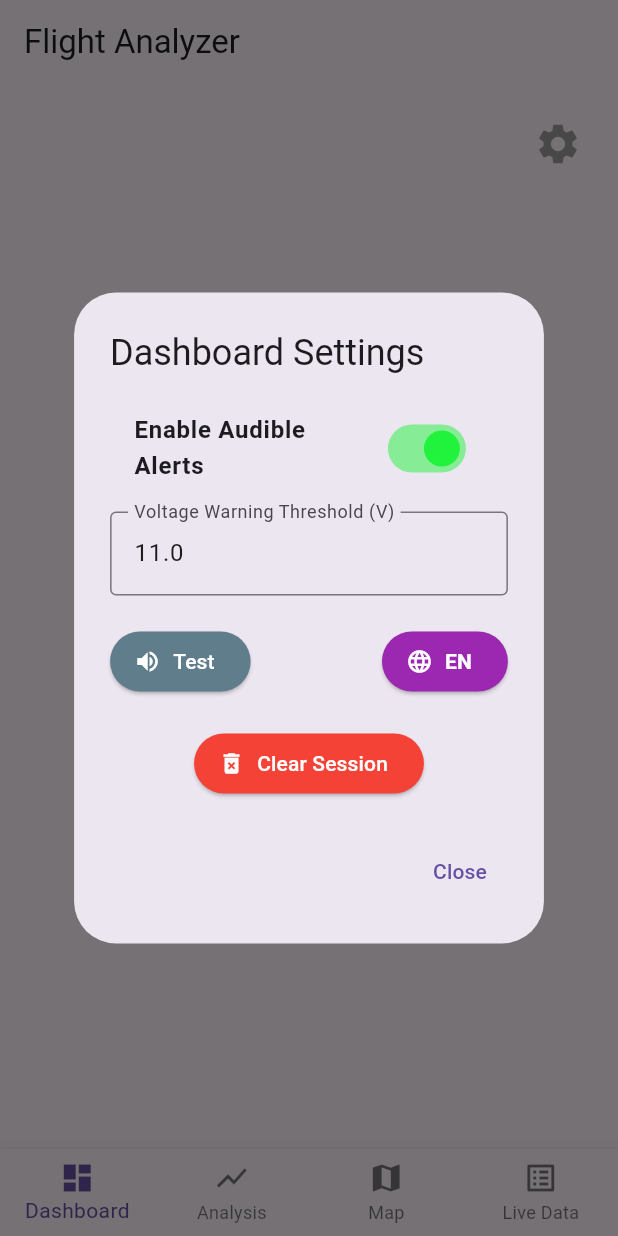
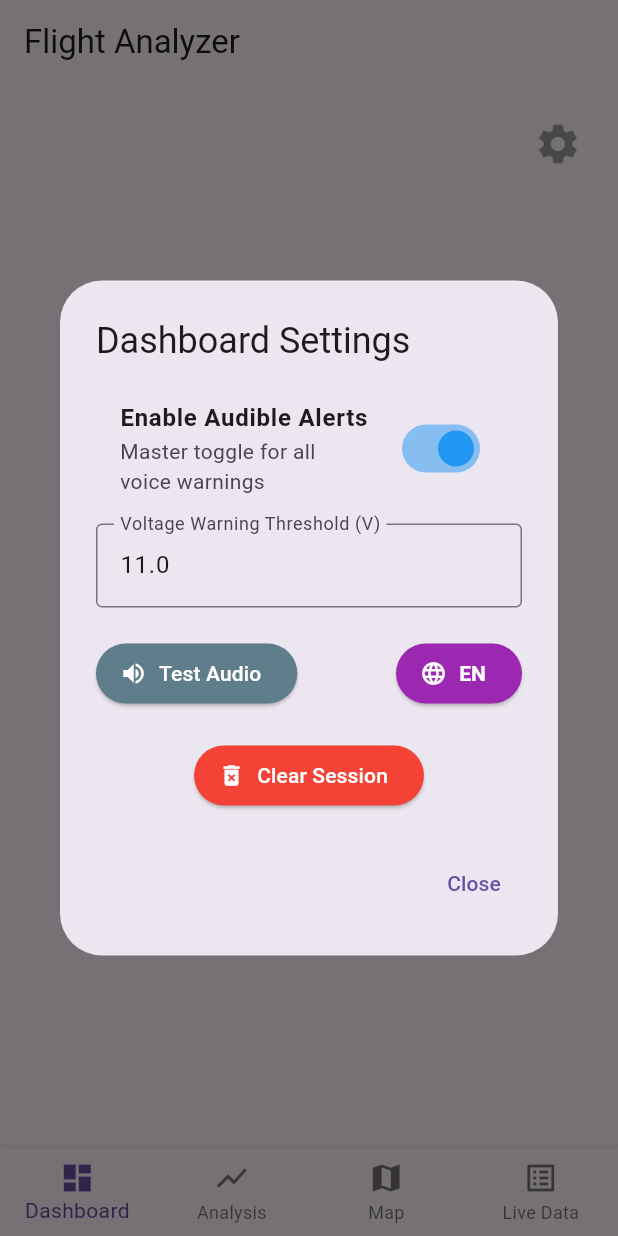
Before and after one commit to Ebrithil-1337/esp32flight_datalogger, a Flutter app: the screen it shows after launch, after a tap on "Connect to ESP32", after a tap on the "settings" icon, on a phone screen of 412 x 824 dp. Run offline on Flutter 3.47's test engine with Material 3 defaults, Android fonts, the phone set to English and light mode, and no system bars; our stand-ins replace file_picker, fl_chart, flutter_blue_plus, flutter_map, flutter_tts, latlong2 and 1 more.

Commit message:
German Language Support And Renaming of Sensors

```diff
--- a/lib/providers/app_state.dart
+++ b/lib/providers/app_state.dart
@@ -10,6 +10,8 @@ import 'package:file_picker/file_picker.dart'; // File picking
 import 'dart:io'; // File saving
 import 'package:flutter_tts/flutter_tts.dart'; // Imports the TTS engine
 import 'package:shared_preferences/shared_preferences.dart'; // Local storage for saving settings
+
+
 
 class AppState extends ChangeNotifier
 { // The central brain holding all variables and logic
@@ -52,10 +54,12 @@ class AppState extends ChangeNotifier
   // --- TTS VARIABLES ---
   FlutterTts flutterTts = FlutterTts(); // Creates the speech engine
   bool hasAlertedLowVoltage = false; // Prevents the voice from spamming
-  bool isGermanTTS = false; // Tracks the active TTS language
+
   double voltageThreshold = 11.0; // Voltage level to trigger the alert
   bool audibleAlertsEnabled = true; // Master switch for all voice alerts
 
+  // --- Language Variables ---
+  bool isAppInGerman = false; // Tracks the active UI language
 
 
 
@@ -97,14 +101,44 @@ class AppState extends ChangeNotifier
   { // This runs automatically when the app starts
     _loadSavedSettings(); // Ask the phone for the saved configuration
   }
+Map<int, String> customSensorNames = {}; // Stores custom names by index
 
   Future<void> _loadSavedSettings() async
   { // Pulls settings from the phone's hard drive
     final prefs = await SharedPreferences.getInstance(); // Open storage
     voltageThreshold = prefs.getDouble('voltageThreshold') ?? 11.0; // Load voltage
-    isGermanTTS = prefs.getBool('isGermanTTS') ?? false; // Load language
-    audibleAlertsEnabled = prefs.getBool('audibleAlertsEnabled') ?? true; // Load master switch, default to true
+    isAppInGerman = prefs.getBool('isAppInGerman') ?? false; // Load language
+    audibleAlertsEnabled = prefs.getBool('audibleAlertsEnabled') ?? true; // Load master switch
+
+    String? namesJson = prefs.getString('customSensorNames'); // Load names string
+    if (namesJson != null)
+    { // If custom names exist
+      Map<String, dynamic> decoded = jsonDecode(namesJson); // Decode JSON
+      customSensorNames = decoded.map((k, v) => MapEntry(int.parse(k), v.toString())); // Parse back to integer map
+    }
     notifyListeners(); // Refresh UI
+  }
+
+  String getSensorName(int index)
+  { // Retrieves the display name
+    if (customSensorNames.containsKey(index)) return customSensorNames[index]!; // Return customized name
+    if (index < columnHeaders.length) return columnHeaders[index]; // Return CSV name
+    return "Sensor ${index + 1}"; // Fallback
+  }
+
+  Future<void> updateSensorName(int index, String newName) async
+  { // Saves the customized name
+    if (newName.trim().isEmpty)
+    { // If blank, reset to default CSV name
+      customSensorNames.remove(index); // Remove from map
+    }
+    else
+    { // Otherwise update
+      customSensorNames[index] = newName.trim(); // Save to map
+    }
+    final prefs = await SharedPreferences.getInstance(); // Open storage
+    await prefs.setString('customSensorNames', jsonEncode(customSensorNames.map((k, v) => MapEntry(k.toString(), v)))); // Save map as JSON
+    notifyListeners(); // Refresh UI everywhere instantly
   }
 
   void toggleAudibleAlerts(bool value) async
@@ -123,12 +157,37 @@ class AppState extends ChangeNotifier
     notifyListeners(); // Refresh UI
   }
 
-  void toggleTTSLanguage() async
-  { // Switches between English and German and saves it
-    isGermanTTS = !isGermanTTS; // Flip the boolean
+  void toggleLanguage() async
+  { // Switches global language and saves it
+    isAppInGerman = !isAppInGerman; // Flip the boolean
     final prefs = await SharedPreferences.getInstance(); // Open storage
-    await prefs.setBool('isGermanTTS', isGermanTTS); // Save to hard drive
-    notifyListeners(); // Refresh UI
+    await prefs.setBool('isAppInGerman', isAppInGerman); // Save to hard drive
+    notifyListeners(); // Refresh UI everywhere instantly
+  }
+
+  final Map<String, Map<String, String>> _dictionary = { // The translation memory bank
+    'Flight Analyzer': {'en': 'Flight Analyzer', 'de': 'Flight Analyzer'},
+    'Dashboard': {'en': 'Dashboard', 'de': 'Dashboard'},
+    'Analysis': {'en': 'Analysis', 'de': 'Analyse'},
+    'Map': {'en': 'Map', 'de': 'Karte'},
+    'Live Data': {'en': 'Live Data', 'de': 'Live-Daten'},
+    'Session Duration': {'en': 'Session Duration', 'de': 'Sitzungsdauer'},
+    'Connect to ESP32': {'en': 'Connect to ESP32', 'de': 'Mit ESP32 verbinden'},
+    'Disconnect': {'en': 'Disconnect', 'de': 'Trennen'},
+    'Load Saved CSV File': {'en': 'Load Saved CSV', 'de': 'Gespeicherte CSV laden'},
+    'Clear Session': {'en': 'Clear Session', 'de': 'Sitzung daten löschen'},
+    'Test Audio': {'en': 'Test Audio', 'de': 'Audio testen'},
+    'Dashboard Settings': {'en': 'Dashboard Settings', 'de': 'Dashboard-Einstellungen'},
+    'Voltage Warning Threshold (V)': {'en': 'Voltage Warning Threshold (V)', 'de': 'Spannungswarnung (V)'},
+    'Enable Audible Alerts': {'en': 'Enable Audible Alerts', 'de': 'Akustische Warnungen aktivieren'},
+    'Master toggle for all voice warnings': {'en': 'Master toggle for all voice warnings', 'de': 'Hauptschalter für alle Sprachwarnungen'},
+    'Close': {'en': 'Close', 'de': 'Schließen'},
+  };
+
+  String tr(String key)
+  { // Translates a string based on the current language
+    if (!_dictionary.containsKey(key)) return key; // Return original if not found in dictionary
+    return _dictionary[key]![isAppInGerman ? 'de' : 'en'] ?? key; // Return translated string
   }
 
   void setTab(int index)
@@ -253,7 +312,7 @@ if (dataList.length > 11)
     await flutterTts.setVolume(1.0); // Max volume
     await flutterTts.setPitch(1.0); // Normal voice pitch
 
-    if (isGermanTTS)
+    if (isAppInGerman)
     { // German callout
       await flutterTts.setLanguage("de-DE"); // Set German
       await flutterTts.speak("Achtung. Batteriespannung ist kritisch bei $voltage Volt."); // German phrase
@@ -272,7 +331,7 @@ if (dataList.length > 11)
     await flutterTts.setVolume(1.0); // Max volume
     await flutterTts.setPitch(1.0); // Normal pitch
 
-    if (isGermanTTS)
+    if (isAppInGerman)
     { // German test
       await flutterTts.setLanguage("de-DE"); // Set German
       await flutterTts.speak("Audiosystem ist online und bereit."); // German phrase
--- a/lib/screens/home_screen.dart
+++ b/lib/screens/home_screen.dart
@@ -17,18 +17,19 @@ class HomeScreen extends StatelessWidget
     final appState = Provider.of<AppState>(context); // Connect to the Brain
 
     return Scaffold(
-      appBar: AppBar(
-        title: const Text('Flight Analyzer'), // App bar title
+     appBar: AppBar(
+        title: Text(appState.tr('Flight Analyzer')), // Translated app bar title
       ),
       body: IndexedStack(
-        index: appState.selectedTab, // Read current tab from Brain
+        index: appState.selectedTab, // Read current tab
         children: const [
           DashboardTab(), // Index 0
           AnalysisTab(), // Index 1
-          MapTab(), // Index 2
+          MapTab(), // Index 2 (Make sure this line exists!)
           LiveDataTab(), // Index 3
         ],
       ),
+      // ... (Keep the body IndexedStack exactly the same) ...
       bottomNavigationBar: BottomNavigationBar(
         currentIndex: appState.selectedTab, // Read active index
         type: BottomNavigationBarType.fixed, // Prevent hiding
@@ -36,11 +37,11 @@ class HomeScreen extends StatelessWidget
         { // Tab clicked
           appState.setTab(index); // Tell Brain to switch tabs
         },
-        items: const [
-          BottomNavigationBarItem(icon: Icon(Icons.dashboard), label: 'Dashboard'), // Btn 0
-          BottomNavigationBarItem(icon: Icon(Icons.show_chart), label: 'Analysis'), // Btn 1
-          BottomNavigationBarItem(icon: Icon(Icons.map), label: 'Map'), // Btn 2
-          BottomNavigationBarItem(icon: Icon(Icons.list_alt), label: 'Live Data'), // Btn 3
+        items: [
+          BottomNavigationBarItem(icon: const Icon(Icons.dashboard), label: appState.tr('Dashboard')), // Btn 0
+          BottomNavigationBarItem(icon: const Icon(Icons.show_chart), label: appState.tr('Analysis')), // Btn 1
+          BottomNavigationBarItem(icon: const Icon(Icons.map), label: appState.tr('Map')), // Btn 2
+          BottomNavigationBarItem(icon: const Icon(Icons.list_alt), label: appState.tr('Live Data')), // Btn 3
         ],
       ),
     );
--- a/lib/screens/tabs/dashboard_tab.dart
+++ b/lib/screens/tabs/dashboard_tab.dart
@@ -18,28 +18,29 @@ class DashboardTab extends StatelessWidget
           builder: (context, setDialogState)
           { // Allow the popup itself to update visually when buttons are pressed
             return AlertDialog(
-              title: const Text('Dashboard Settings'), // Title
+              title: Text(appState.tr('Dashboard Settings')), // Translated Title
               content: SingleChildScrollView(
                 child: Column(
                   mainAxisSize: MainAxisSize.min, // Wrap content tightly
                   children: [
                     SwitchListTile(
-                      title: const Text('Enable Audible Alerts', style: TextStyle(fontWeight: FontWeight.bold)), // Label
+                      title: Text(appState.tr('Enable Audible Alerts'), style: const TextStyle(fontWeight: FontWeight.bold)), // Translated Label
+                      subtitle: Text(appState.tr('Master toggle for all voice warnings')), // Translated Description
                       value: appState.audibleAlertsEnabled, // Bind to brain
-                      activeThumbColor: const Color.fromARGB(255, 33, 243, 61), // Theme color
+                      activeThumbColor: Colors.blue, // Replaced activeColor with activeThumbColor
                       onChanged: (bool value)
                       { // Toggled
-                        appState.toggleAudibleAlerts(value); // Update and save to phone
-                        setDialogState(() {}); // Force the popup to redraw the switch animation
+                        appState.toggleAudibleAlerts(value); // Update and save
+                        setDialogState(() {}); // Force the popup to redraw
                       },
                     ),
                     const SizedBox(height: 10), // Spacing
                     TextField(
                       controller: voltageController, // Binds the text box
                       keyboardType: const TextInputType.numberWithOptions(decimal: true), // Force a number pad
-                      decoration: const InputDecoration(
-                        labelText: 'Voltage Warning Threshold (V)', // Floating label
-                        border: OutlineInputBorder(), // Clean box border
+                      decoration: InputDecoration(
+                        labelText: appState.tr('Voltage Warning Threshold (V)'), // Translated Floating label
+                        border: const OutlineInputBorder(), // Clean box border
                       ),
                       onChanged: (value)
                       { // Triggers every time you type a number
@@ -58,17 +59,17 @@ class DashboardTab extends StatelessWidget
                           onPressed: appState.testTTS, // Triggers the voice test
                           style: ElevatedButton.styleFrom(backgroundColor: Colors.blueGrey), // Distinct color
                           icon: const Icon(Icons.volume_up, color: Colors.white), // Speaker icon
-                          label: const Text('Test', style: TextStyle(color: Colors.white)), // Text
+                          label: Text(appState.tr('Test Audio'), style: const TextStyle(color: Colors.white)), // Translated Text
                         ),
                         ElevatedButton.icon(
                           onPressed: ()
                           { // Language toggle wrapper
-                            appState.toggleTTSLanguage(); // Flips the language in the brain
+                            appState.toggleLanguage(); // Flips the language in the brain
                             setDialogState(() {}); // Force the popup to redraw to show DE/EN text change
                           },
                           style: ElevatedButton.styleFrom(backgroundColor: Colors.purple), // Purple color
                           icon: const Icon(Icons.language, color: Colors.white), // Globe icon
-                          label: Text(appState.isGermanTTS ? 'DE' : 'EN', style: const TextStyle(color: Colors.white, fontWeight: FontWeight.bold)), // Dynamic Text
+                          label: Text(appState.isAppInGerman ? 'DE' : 'EN', style: const TextStyle(color: Colors.white, fontWeight: FontWeight.bold)), // Dynamic Text
                         ),
                       ],
                     ),
@@ -81,7 +82,7 @@ class DashboardTab extends StatelessWidget
                       },
                       style: ElevatedButton.styleFrom(backgroundColor: Colors.red), // Danger color
                       icon: const Icon(Icons.delete_forever, color: Colors.white), // Trash icon
-                      label: const Text('Clear Session', style: TextStyle(color: Colors.white)), // Text
+                      label: Text(appState.tr('Clear Session'), style: const TextStyle(color: Colors.white)), // Translated Text
                     ),
                   ],
                 ),
@@ -89,7 +90,7 @@ class DashboardTab extends StatelessWidget
               actions: [
                 TextButton(
                   onPressed: () => Navigator.of(context).pop(), // Close button
-                  child: const Text('Close'), // Text
+                  child: Text(appState.tr('Close')), // Translated Text
                 ),
               ],
             );
@@ -113,25 +114,25 @@ class DashboardTab extends StatelessWidget
               Text(appState.connectionStatus, style: const TextStyle(fontSize: 18, fontWeight: FontWeight.bold, color: Colors.blue)), // Status
               const SizedBox(height: 40), // Spacing
 
-              const Text('Session Duration', style: TextStyle(fontSize: 20, color: Colors.grey)), // Time Label
+              Text(appState.tr('Session Duration'), style: const TextStyle(fontSize: 20, color: Colors.grey)), // Translated Time Label
               Text(appState.formattedSessionTime, style: const TextStyle(fontSize: 64, fontWeight: FontWeight.bold)), // Time Counter
               const SizedBox(height: 40), // Spacing
 
               if (appState.connectedDevice == null)
                 ElevatedButton(
                   onPressed: appState.startScan, // Scan
-                  child: const Padding(
-                    padding: EdgeInsets.all(12.0), // Padding
-                    child: Text('Connect to ESP32', style: TextStyle(fontSize: 20)), // Text
+                  child: Padding(
+                    padding: const EdgeInsets.all(12.0), // Padding
+                    child: Text(appState.tr('Connect to ESP32'), style: const TextStyle(fontSize: 20)), // Translated Text
                   ),
                 )
               else
                 ElevatedButton(
                   onPressed: appState.disconnectFromDevice, // Disconnect
                   style: ElevatedButton.styleFrom(backgroundColor: Colors.redAccent), // Red color
-                  child: const Padding(
-                    padding: EdgeInsets.all(12.0), // Padding
-                    child: Text('Disconnect', style: TextStyle(fontSize: 20, color: Colors.white)), // Text
+                  child: Padding(
+                    padding: const EdgeInsets.all(12.0), // Padding
+                    child: Text(appState.tr('Disconnect'), style: const TextStyle(fontSize: 20, color: Colors.white)), // Translated Text
                   ),
                 ),
 
@@ -149,7 +150,7 @@ class DashboardTab extends StatelessWidget
                 style: ElevatedButton.styleFrom(backgroundColor: Colors.green), // Green
                 child: Padding(
                   padding: const EdgeInsets.all(12.0), // Padding
-                  child: Text(appState.connectedDevice == null ? 'Load Saved CSV File' : 'Disconnect and load saved csv file', style: const TextStyle(fontSize: 20, color: Colors.white)), // Dynamic Text
+                  child: Text(appState.connectedDevice == null ? appState.tr('Load Saved CSV File') : appState.tr('Load Saved CSV File'), style: const TextStyle(fontSize: 20, color: Colors.white)), // Translated Dynamic Text
                 ),
               ),
               const SizedBox(height: 10), // Spacing
```
Also changed, not shown: lib/screens/tabs/analysis_tab.dart (+38 -4 lines), lib/screens/tabs/live_data_tab.dart (+36 -2 lines), 2 other files.
